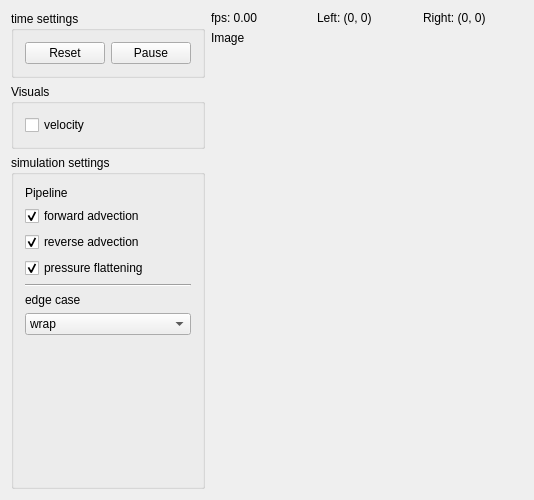
This is mainwindow.ui in loosstef/grid-based-fluid-simulator as Qt 5 draws it before an edit. The edited form follows.
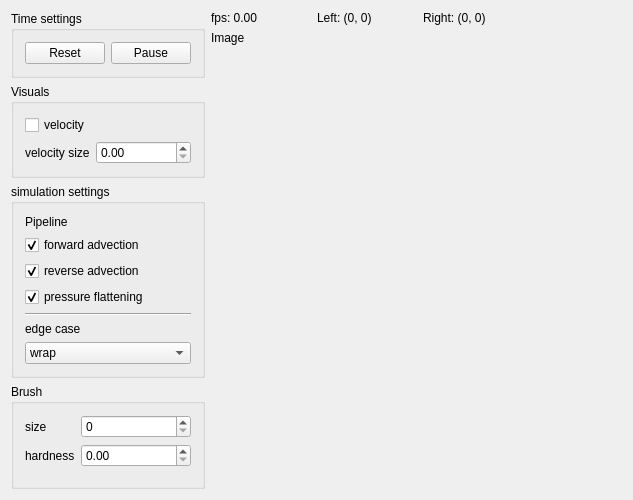
This is the edited form. Custom widgets are drawn as their Qt base class.

Commit message: user can change the brush size

What changed in the file:
```diff
--- a/mainwindow.ui
+++ b/mainwindow.ui
@@ -9,7 +9,7 @@
    <rect>
     <x>0</x>
     <y>0</y>
-    <width>532</width>
+    <width>633</width>
     <height>500</height>
    </rect>
   </property>
@@ -31,11 +31,11 @@
    </property>
    <layout class="QHBoxLayout" name="horizontalLayout_3" stretch="0,0">
     <item>
-     <layout class="QVBoxLayout" name="verticalLayout" stretch="0,0,0">
+     <layout class="QVBoxLayout" name="verticalLayout" stretch="0,0,0,1">
       <item>
        <widget class="QGroupBox" name="horizontalGroupBox">
         <property name="title">
-         <string>time settings</string>
+         <string>Time settings</string>
         </property>
         <layout class="QHBoxLayout" name="horizontalLayout_2">
          <item>
@@ -60,17 +60,27 @@
         <property name="title">
          <string>Visuals</string>
         </property>
-        <layout class="QVBoxLayout" name="verticalLayout_3" stretch="0">
+        <layout class="QFormLayout" name="formLayout_2">
          <property name="sizeConstraint">
           <enum>QLayout::SetMinimumSize</enum>
          </property>
-         <item alignment="Qt::AlignLeft|Qt::AlignTop">
+         <item row="0" column="0">
           <widget class="QCheckBox" name="velocityToggle">
            <property name="text">
             <string>velocity</string>
            </property>
           </widget>
          </item>
+         <item row="1" column="0">
+          <widget class="QLabel" name="label_5">
+           <property name="text">
+            <string>velocity size</string>
+           </property>
+          </widget>
+         </item>
+         <item row="1" column="1">
+          <widget class="QDoubleSpinBox" name="velocitySize"/>
+         </item>
         </layout>
        </widget>
       </item>
@@ -158,6 +168,52 @@
         </layout>
        </widget>
       </item>
+      <item>
+       <widget class="QGroupBox" name="groupBox_3">
+        <property name="title">
+         <string>Brush</string>
+        </property>
+        <layout class="QFormLayout" name="formLayout">
+         <item row="0" column="0">
+          <widget class="QLabel" name="label_3">
+           <property name="text">
+            <string>size</string>
+           </property>
+          </widget>
+         </item>
+         <item row="0" column="1">
+          <widget class="QSpinBox" name="brushSize">
+           <property name="maximum">
+            <number>10000</number>
+           </property>
+          </widget>
+         </item>
+         <item row="1" column="0">
+          <widget class="QLabel" name="label_4">
+           <property name="text">
+            <string>hardness</string>
+           </property>
+          </widget>
+         </item>
+         <item row="1" column="1">
+          <widget class="QDoubleSpinBox" name="brushHardness">
+           <property name="buttonSymbols">
+            <enum>QAbstractSpinBox::UpDownArrows</enum>
+           </property>
+           <property name="decimals">
+            <number>2</number>
+           </property>
+           <property name="maximum">
+            <double>10.000000000000000</double>
+           </property>
+           <property name="singleStep">
+            <double>0.100000000000000</double>
+           </property>
+          </widget>
+         </item>
+        </layout>
+       </widget>
+      </item>
      </layout>
     </item>
     <item>
```
The commit also changes 9 other files.
